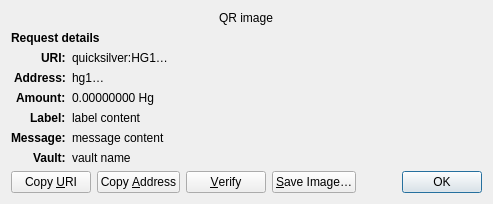
This is src/qt/forms/receiverequestdialog.ui in quicksilver-hg/quicksilver as Qt 5 draws it before an edit. The edited form follows.
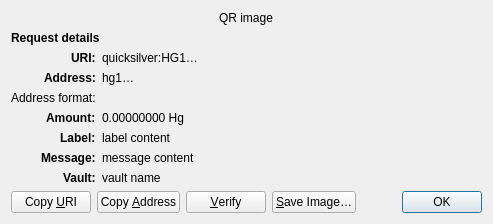
This is the edited form. Custom widgets are drawn as their Qt base class.

What changed in the file:
```diff
--- a/src/qt/forms/receiverequestdialog.ui
+++ b/src/qt/forms/receiverequestdialog.ui
@@ -108,6 +108,16 @@
     </widget>
    </item>
    <item row="4" column="0" alignment="Qt::AlignRight|Qt::AlignTop">
+    <widget class="QLabel" name="address_format_tag">
+     <property name="text"><string>Address format:</string></property>
+    </widget>
+   </item>
+   <item row="4" column="1" alignment="Qt::AlignTop">
+    <widget class="QLabel" name="address_format_content">
+     <property name="textInteractionFlags"><set>Qt::TextSelectableByKeyboard|Qt::TextSelectableByMouse</set></property>
+    </widget>
+   </item>
+   <item row="5" column="0" alignment="Qt::AlignRight|Qt::AlignTop">
     <widget class="QLabel" name="amount_tag">
      <property name="font">
       <font>
@@ -123,7 +133,7 @@
      </property>
     </widget>
    </item>
-   <item row="4" column="1" alignment="Qt::AlignTop">
+   <item row="5" column="1" alignment="Qt::AlignTop">
     <widget class="QLabel" name="amount_content">
      <property name="text">
       <string notr="true">0.00000000 Hg</string>
@@ -136,7 +146,7 @@
      </property>
     </widget>
    </item>
-   <item row="5" column="0" alignment="Qt::AlignRight|Qt::AlignTop">
+   <item row="6" column="0" alignment="Qt::AlignRight|Qt::AlignTop">
     <widget class="QLabel" name="label_tag">
      <property name="font">
       <font>
@@ -152,7 +162,7 @@
      </property>
     </widget>
    </item>
-   <item row="5" column="1" alignment="Qt::AlignTop">
+   <item row="6" column="1" alignment="Qt::AlignTop">
     <widget class="QLabel" name="label_content">
      <property name="text">
       <string notr="true">label content</string>
@@ -168,7 +178,7 @@
      </property>
     </widget>
    </item>
-   <item row="6" column="0" alignment="Qt::AlignRight|Qt::AlignTop">
+   <item row="7" column="0" alignment="Qt::AlignRight|Qt::AlignTop">
     <widget class="QLabel" name="message_tag">
      <property name="font">
       <font>
@@ -184,7 +194,7 @@
      </property>
     </widget>
    </item>
-   <item row="6" column="1" alignment="Qt::AlignTop">
+   <item row="7" column="1" alignment="Qt::AlignTop">
     <widget class="QLabel" name="message_content">
      <property name="text">
       <string notr="true">message content</string>
@@ -200,7 +210,7 @@
      </property>
     </widget>
    </item>
-   <item row="7" column="0" alignment="Qt::AlignRight|Qt::AlignTop">
+   <item row="8" column="0" alignment="Qt::AlignRight|Qt::AlignTop">
     <widget class="QLabel" name="vault_tag">
      <property name="font">
       <font>
@@ -216,7 +226,7 @@
      </property>
     </widget>
    </item>
-   <item row="7" column="1" alignment="Qt::AlignTop">
+   <item row="8" column="1" alignment="Qt::AlignTop">
     <widget class="QLabel" name="vault_content">
      <property name="text">
       <string notr="true">vault name</string>
@@ -232,7 +242,7 @@
      </property>
     </widget>
    </item>
-   <item row="8" column="0" colspan="2">
+   <item row="9" column="0" colspan="2">
     <layout class="QHBoxLayout" name="horizontalLayout">
      <item>
       <widget class="QPushButton" name="btnCopyURI">
```
